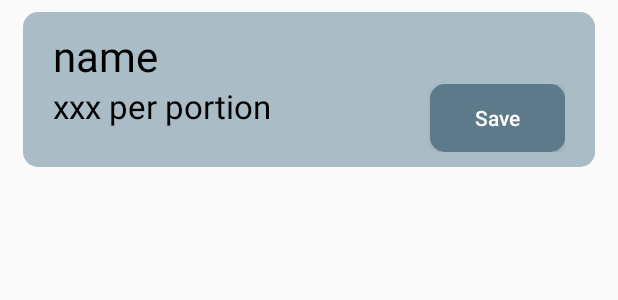
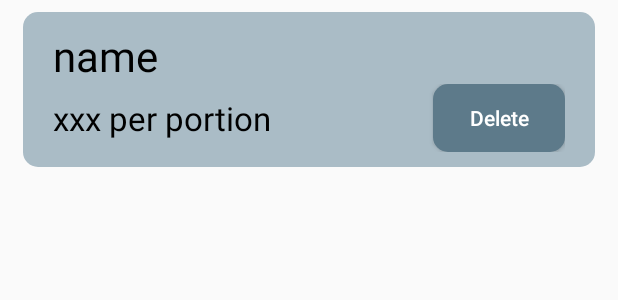
Before and after one commit to AlcirSaraiva/How_Many_Calories, an Android app: the layout saved_list.xml on its own in the app's theme, with its tools: preview values and no code run, on a phone screen of 412 x 824 dp. Shown: the top 300 px of the screen. Run offline under Robolectric (Android 15) with nearby library versions, the phone set to English and light mode, and no system bars.

Commit message:
delete items done

```diff
--- a/app/src/main/res/layout/saved_list.xml
+++ b/app/src/main/res/layout/saved_list.xml
@@ -38,11 +38,12 @@
             <TextView
                 android:id="@+id/saved_calories_per_serving"
                 android:layout_width="0dp"
-                android:layout_height="wrap_content"
+                android:layout_height="match_parent"
                 android:layout_weight="4"
                 android:textColor="@color/black"
                 android:textSize="@dimen/calories_size_answer_card"
-                android:text="xxx per portion"/>
+                android:text="xxx per portion"
+                android:gravity="center_vertical"/>
 
             <LinearLayout
                 android:layout_width="0dp"
@@ -53,12 +54,12 @@
 
                 <Button
                     android:id="@+id/saved_save_button"
-                    android:layout_width="90dp"
+                    android:layout_width="wrap_content"
                     android:layout_height="45dp"
-                    android:text="Save"
+                    android:text="Delete"
                     android:textColor="@color/white"
                     android:textAllCaps="false"
-                    android:background="@drawable/button_blue"/>
+                    android:background="@drawable/button_blue" />
 
             </LinearLayout>
 
```
Also changed, not shown: app/src/main/java/com/awesome/howmanycalories/MainActivity.java (+27 -2 lines).
